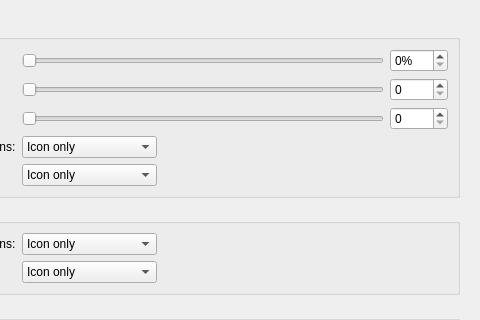
The window that src/settingsdialog.ui (crow-translate/crow-translate) describes before a commit, drawn with Qt 5; both pictures show x 320 to 800 and y 0 to 320 of the 800 by 552 pixel window.
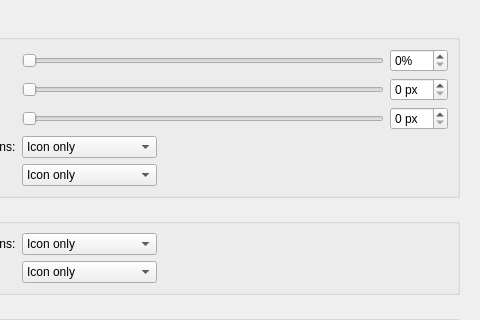
The same window after the commit. The open tabs and pages were chosen to show the change. Icons and pictures are not drawn.

What changed in the file:
```diff
--- a/src/settingsdialog.ui
+++ b/src/settingsdialog.ui
@@ -320,6 +320,9 @@
              <property name="toolTip">
               <string>&lt;html&gt;&lt;head/&gt;&lt;body&gt;&lt;p&gt;Pop-up window height in pixels&lt;/p&gt;&lt;/body&gt;&lt;/html&gt;</string>
              </property>
+             <property name="suffix">
+              <string notr="true"> px</string>
+             </property>
             </widget>
            </item>
            <item row="2" column="0">
@@ -341,6 +344,9 @@
              <property name="toolTip">
               <string>&lt;html&gt;&lt;head/&gt;&lt;body&gt;&lt;p&gt;Pop-up window width in pixels&lt;/p&gt;&lt;/body&gt;&lt;/html&gt;</string>
              </property>
+             <property name="suffix">
+              <string notr="true"> px</string>
+             </property>
             </widget>
            </item>
            <item row="3" column="0">
```
Left out of the diff: 16 changed lines with no effect on the pictures.
